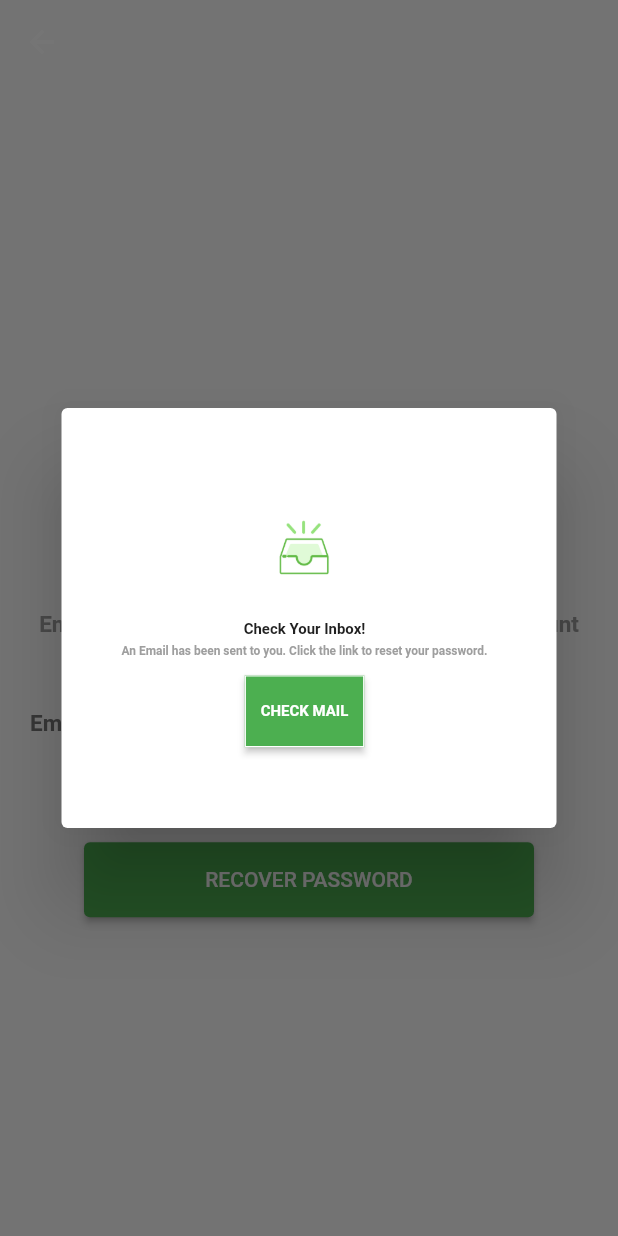
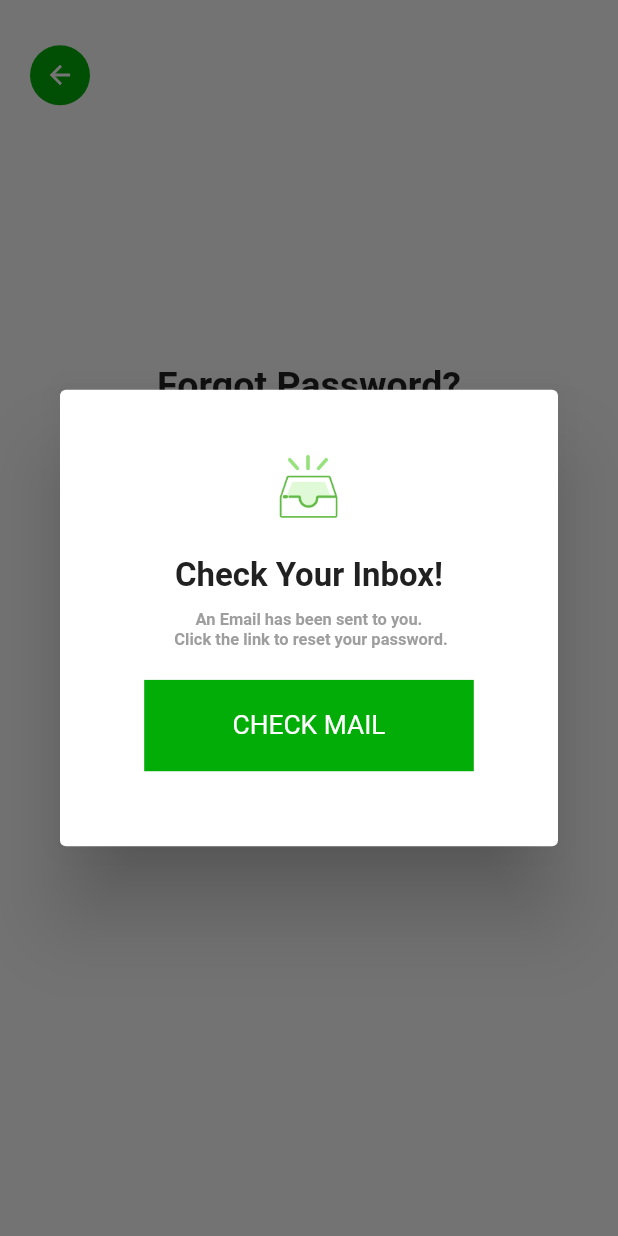
Before and after one commit to honeycse18/Bank_App_Project, a Flutter app: the ForgetPage screen opened by its route, after a tap on "RECOVER PASSWORD", on a phone screen of 412 x 824 dp. Run offline on Flutter 3.47's test engine with Material 2 defaults, Android fonts, the phone set to English and light mode, and no system bars; our stand-ins replace flutter_screenutil.

Commit message:
First Commit

```diff
--- /dev/null
+++ b/lib/const/app_colors.dart
@@ -0,0 +1,5 @@
+import 'package:flutter/cupertino.dart';
+
+class AppColors {
+  static const Color deep_green = Color.fromARGB(255, 3, 173, 8);
+}
--- a/lib/ui/route/forgetpage.dart
+++ b/lib/ui/route/forgetpage.dart
@@ -1,51 +1,83 @@
+import 'package:bank_app_project/const/app_colors.dart';
+import 'package:bank_app_project/ui/widgets/button.dart';
 import 'package:flutter/material.dart';
 import 'package:flutter/src/widgets/framework.dart';
 import 'package:flutter/src/widgets/placeholder.dart';
+import 'package:flutter_screenutil/flutter_screenutil.dart';
 
 class ForgetPage extends StatelessWidget {
   final _emailController = TextEditingController();
+
   @override
   Widget build(BuildContext context) {
     return Scaffold(
-        appBar: AppBar(
-          elevation: 0,
-          backgroundColor: Colors.transparent,
-        ),
         body: SafeArea(
             child: Padding(
-          padding: const EdgeInsets.all(20.0),
+      padding: const EdgeInsets.only(left: 20, right: 20, top: 20),
+      child: SingleChildScrollView(
+        scrollDirection: Axis.vertical,
         child: Column(
-            mainAxisAlignment: MainAxisAlignment.center,
+          // mainAxisAlignment: MainAxisAlignment.center,
           crossAxisAlignment: CrossAxisAlignment.center,
           children: [
+            SizedBox(
+              height: 10.h,
+            ),
+            Container(
+              alignment: Alignment.centerLeft,
+              child: CircleAvatar(
+                //radius: 10.0,
+                backgroundColor: AppColors.deep_green,
+                child: IconButton(
+                    onPressed: () {
+                      Navigator.pushNamed(context, '/login');
+                    },
+                    icon: Icon(
+                      Icons.arrow_back,
+                      color: Colors.white,
+                    ),
+                    iconSize: 20.0,
+                    color: AppColors.deep_green),
+              ),
+            ),
+            SizedBox(
+              height: 30.h,
+            ),
             Image.asset(
               'assets/logo/image 16.png',
-                height: 80,
-                width: 80,
+              height: 80.h,
+              width: 80.w,
             ),
             SizedBox(
-                height: 20,
+              height: 60.h,
             ),
             Text(
               "Forgot Password?",
               style: TextStyle(fontSize: 25, fontWeight: FontWeight.bold),
             ),
             SizedBox(
-                height: 10,
+              height: 15.h,
             ),
+            Container(
+              height: 300.h,
+              width: 300.w,
+              child: Column(
+                //mainAxisAlignment: MainAxisAlignment.center,
+                // crossAxisAlignment: CrossAxisAlignment.center,
+                children: [
                   Text(
                     "Enter the email address associated with your account to recover password",
                     textAlign: TextAlign.center,
                     style: TextStyle(
-                    fontSize: 15,
-                    color: Colors.grey,
+                        fontSize: 16,
+                        color: Colors.grey[600],
                         fontWeight: FontWeight.bold),
                   ),
                   SizedBox(
-                height: 30,
+                    height: 40.h,
                   ),
                   Container(
-                alignment: Alignment.centerLeft,
+                    alignment: Alignment.topLeft,
                     child: Text(
                       "Email Address",
                       style: TextStyle(
@@ -56,8 +88,6 @@ class ForgetPage extends StatelessWidget {
                     ),
                   ),
                   Container(
-                height: 50,
-                width: 320,
                     child: TextField(
                       controller: _emailController,
                       style: TextStyle(fontWeight: FontWeight.bold),
@@ -73,94 +103,90 @@ class ForgetPage extends StatelessWidget {
                     ),
                   ),
                   SizedBox(
-                height: 10,
+                    height: 30.h,
                   ),
-              SizedBox(
-                height: 10,
-              ),
-              SizedBox(
-                height: 50,
-                width: 300,
-                child: ElevatedButton(
-                    onPressed: () {
+                  CustomButton(
+                    onTap: () {
                       showDialog(
                           context: context,
                           builder: (context) {
                             return Dialog(
                               child: Container(
-                                height: 200,
-                                width: 250,
-                                margin: EdgeInsets.all(40),
-                                child: FittedBox(
-                                  fit: BoxFit.contain,
-                                  child: Row(
+                                height: 300.h,
+                                width: 350.w,
+                                padding: EdgeInsets.only(
+                                    top: 40, left: 5, right: 5, bottom: 20),
+                                // margin: EdgeInsets.all(10),
+                                child: Column(
                                   children: [
                                     Column(
                                       children: [
                                         Image.asset(
                                           'assets/logo/email_Sent.PNG',
-                                            height: 200,
-                                            width: 200,
+                                          height: 50.h,
+                                          width: 70.w,
                                         ),
                                         SizedBox(
-                                            height: 20,
+                                          height: 20.h,
                                         ),
                                         Text(
                                           "Check Your Inbox!",
                                           textAlign: TextAlign.center,
                                           style: TextStyle(
-                                                fontSize: 25,
+                                              fontSize: 20.sp,
                                               fontWeight: FontWeight.bold,
                                               color: Colors.grey[900]),
                                         ),
                                         SizedBox(
-                                            height: 10,
+                                          height: 10.h,
                                         ),
                                         Text(
-                                              "An Email has been sent to you. Click the link to reset your password.",
+                                          "An Email has been sent to you. \n Click the link to reset your password.",
+                                          style: TextStyle(
+                                              fontSize: 10.sp,
+                                              fontWeight: FontWeight.bold,
+                                              color: Colors.grey),
                                           textAlign: TextAlign.center,
-                                              style: TextStyle(
-                                                  fontSize: 20,
-                                                  fontWeight: FontWeight.bold,
-                                                  color: Colors.grey)),
-                                          SizedBox(
-                                            height: 30,
-                                          ),
-                                          ElevatedButton(
-                                              onPressed: () {},
-                                              style: TextButton.styleFrom(
-                                                fixedSize: Size(200, 120),
-                                                shape: RoundedRectangleBorder(
-                                                  borderRadius:
-                                                      BorderRadius.circular(0),
-                                                ),
-                                                side: BorderSide(
-                                                    color: Colors.white,
-                                                    width: 2),
-                                                backgroundColor: Colors.green,
-                                              ),
-                                              child: Text("CHECK MAIL",
-                                                  style: TextStyle(
-                                                      fontWeight:
-                                                          FontWeight.bold,
-                                                      fontSize: 25,
-                                                      color: Colors.white))),
-                                        ],
                                         ),
                                         SizedBox(
-                                        width: 15,
+                                          height: 20.h,
+                                        ),
+                                        SizedBox(
+                                          height: 60.h,
+                                          width: 200.w,
+                                          child: CustomButton(
+                                            onTap: () {},
+
+                                            buttonText: 'CHECK MAIL',
+                                            style: TextStyle(
+                                              fontWeight: FontWeight.bold,
+                                              fontSize: 5.sp,
+                                            ),
+                                            buttonColor: AppColors.deep_green,
+                                            textColor: Colors.white,
+                                            // BorderRadius: 10,
+                                          ),
                                         ),
                                       ],
                                     ),
+                                  ],
                                 ),
                               ),
                             );
                           });
                     },
-                    style: ElevatedButton.styleFrom(primary: Colors.green),
-                    child: Text('RECOVER PASSWORD')),
+
+                    buttonText: 'RECOVER PASSWORD',
+                    style: TextStyle(fontWeight: FontWeight.bold),
+                    buttonColor: AppColors.deep_green,
+                    textColor: Colors.white,
+                    // BorderRadius: 10,
                   ),
                 ],
+              ),
+            ),
+          ],
+        ),
       ),
     )));
   }
--- /dev/null
+++ b/lib/ui/widgets/button.dart
@@ -0,0 +1,49 @@
+import 'package:bank_app_project/const/app_colors.dart';
+import 'package:flutter/material.dart';
+import 'package:flutter_screenutil/flutter_screenutil.dart';
+
+class CustomButton extends StatelessWidget {
+  CustomButton(
+      {required this.onTap,
+      // this.BorderRadius,
+      this.buttonColor,
+      this.textColor,
+      required this.buttonText,
+      super.key,
+      required TextStyle style});
+
+  VoidCallback onTap;
+  Color? buttonColor;
+  //final BorderRadius;
+  Color? textColor;
+  String buttonText;
+
+  @override
+  Widget build(BuildContext context) {
+    return Container(
+      decoration: BoxDecoration(
+        color: buttonColor ?? AppColors.deep_green,
+        // borderRadius: BorderRadius.circular(BorderRadius ?? 0),
+      ),
+      child: Material(
+        color: Colors.transparent,
+        child: InkWell(
+          onTap: onTap,
+          child: Container(
+            padding: const EdgeInsets.all(20),
+            child: Center(
+              child: Text(
+                buttonText,
+                style: TextStyle(
+                    color: textColor,
+                    fontSize: 16.sp,
+                    //fontWeight: FontWeight.w400,
+                ),
+              ),
+            ),
+          ),
+        ),
+      ),
+    );
+  }
+}
--- a/pubspec.yaml
+++ b/pubspec.yaml
@@ -36,6 +36,8 @@ dependencies:
   # Use with the CupertinoIcons class for iOS style icons.
   cupertino_icons: ^1.0.2
   dots_indicator: ^2.1.0
+  flutter_screenutil: ^5.7.0
+
 dev_dependencies:
   flutter_test:
     sdk: flutter
```
Also changed, not shown: lib/main.dart (+10 -2 lines), lib/ui/onbording_screen.dart (+25 -27 lines), lib/ui/route/dashboard.dart (added, +72 -0 lines), lib/ui/route/login.dart (+46 -26 lines), lib/ui/widgets/carouselslided.dart (added, +42 -0 lines), pubspec.lock. Lines whose indentation alone changed are shown as unchanged.
